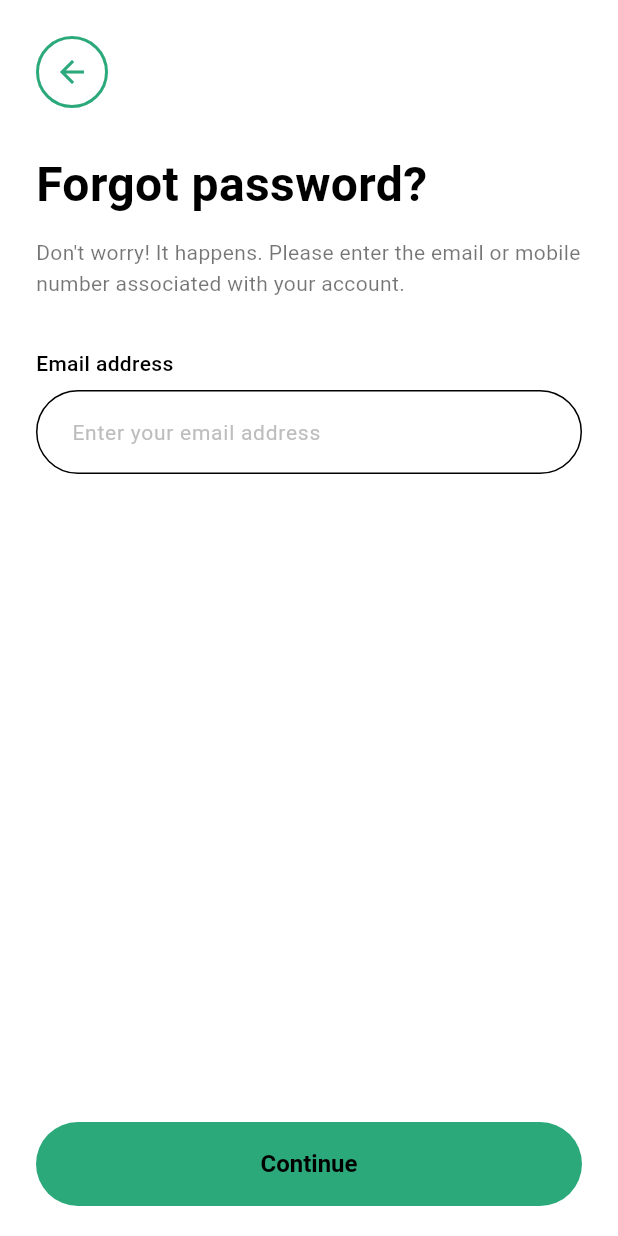
After one commit to Luisnefelibato/Forever_Front, a Flutter app: the ForgotPasswordEmailPage screen opened by its route, on a phone screen of 412 x 824 dp. The commit adds this screen. Run offline on Flutter 3.47's test engine with Material 3 defaults, Android fonts, the light colour scheme and no system bars; our stand-ins replace dio, equatable, flutter_bloc, flutter_dotenv, get_it, injectable and 2 more; Roboto replaces fonts that are missing (Delight).

Commit message:
feat(auth): implement forgot password flow with email and OTP verification
- Add forgot_password_email_page.dart with email/phone input validation
- Add forgot_password_code_page.dart with 5-digit OTP input
- Implement countdown timer (20s) with resend code functionality
- Add error states (red borders + error message) and success state (green borders + 'Approved!')
- Auto-focus and auto-advance between OTP input fields
- Use Delight font family throughout all screens
- Add routes /forgot-password and /forgot-password-code to main.dart
- Create FORGOT_PASSWORD_INTEGRATION.md with SendGrid/Twilio backend integration guide

Design specs:
- Primary green color: #2CA97B for buttons, borders, success states
- Error red: #E53935 for validation errors
- Circular back button with green border
- Continue button fixed at bottom of screen
- Pink error alert box with icon and message
- 5 circular OTP input fields with dynamic borders

Ready for backend integration with SendGrid email delivery.

```diff
--- /dev/null
+++ b/lib/features/auth/presentation/pages/forgot_password_email_page.dart
@@ -0,0 +1,299 @@
+import 'package:flutter/material.dart';
+
+/// Forgot Password - Email Entry Screen
+///
+/// Design Specifications:
+/// - Background: White (#FFFFFF)
+/// - Back button: Top left circular with green border #2CA97B
+/// - Title: "Forgot password?" (Bold, Black)
+/// - Subtitle: "Don't worry! It happens. Please enter the email or mobile number associated with your account."
+/// - Input field: Rounded with black border (red when error)
+/// - Continue button: Green #2CA97B, full width, positioned at bottom
+/// - Error state: Pink background alert with red icon
+///
+/// Validations:
+/// - Email/Phone: Required, valid format
+/// - Shows error alert if empty on submit
+class ForgotPasswordEmailPage extends StatefulWidget {
+  const ForgotPasswordEmailPage({super.key});
+
+  @override
+  State<ForgotPasswordEmailPage> createState() => _ForgotPasswordEmailPageState();
+}
+
+class _ForgotPasswordEmailPageState extends State<ForgotPasswordEmailPage> {
+  final _formKey = GlobalKey<FormState>();
+  final _emailController = TextEditingController();
+
+  bool _showError = false;
+  String _errorMessage = '';
+
+  // Color constants
+  static const Color _primaryGreen = Color(0xFF2CA97B);
+  static const Color _errorRed = Color(0xFFE53935);
+  static const Color _errorBackground = Color(0xFFFFEBEE);
+
+  @override
+  void dispose() {
+    _emailController.dispose();
+    super.dispose();
+  }
+
+  void _handleContinue() {
+    setState(() {
+      _showError = false;
+    });
+
+    // Check if field is empty
+    if (_emailController.text.trim().isEmpty) {
+      setState(() {
+        _showError = true;
+        _errorMessage = 'Complete one of the fields to continue';
+      });
+      return;
+    }
+
+    // Validate format
+    if (_formKey.currentState!.validate()) {
+      final email = _emailController.text.trim();
+
+      // TODO: Implement actual API call to send recovery code
+      // For now, navigate to code entry screen
+      Navigator.pushNamed(
+        context,
+        '/forgot-password-code',
+        arguments: {'email': email},
+      );
+    } else {
+      setState(() {
+        _showError = true;
+        _errorMessage = 'Please enter a valid email or phone number';
+      });
+    }
+  }
+
+  String? _validateEmail(String? value) {
+    if (value == null || value.isEmpty) {
+      return 'Email address is required';
+    }
+
+    // Check if it's a phone number (10 digits for Colombian format)
+    final phoneRegex = RegExp(r'^\d{10}$');
+    if (phoneRegex.hasMatch(value)) {
+      return null; // Valid phone number
+    }
+
+    // Check if it's a valid email
+    final emailRegex = RegExp(r'^[\w-\.]+@([\w-]+\.)+[\w-]{2,4}$');
+    if (!emailRegex.hasMatch(value)) {
+      return 'Please enter a valid email or phone number';
+    }
+
+    return null;
+  }
+
+  @override
+  Widget build(BuildContext context) {
+    return Scaffold(
+      backgroundColor: Colors.white,
+      body: SafeArea(
+        child: Column(
+          children: [
+            // Scrollable content area
+            Expanded(
+              child: SingleChildScrollView(
+                padding: const EdgeInsets.all(24.0),
+                child: Form(
+                  key: _formKey,
+                  child: Column(
+                    crossAxisAlignment: CrossAxisAlignment.start,
+                    children: [
+                      // Back button
+                      Container(
+                        width: 48,
+                        height: 48,
+                        decoration: BoxDecoration(
+                          shape: BoxShape.circle,
+                          border: Border.all(color: _primaryGreen, width: 2),
+                        ),
+                        child: IconButton(
+                          icon: const Icon(Icons.arrow_back, color: _primaryGreen),
+                          onPressed: () => Navigator.pop(context),
+                          padding: EdgeInsets.zero,
+                        ),
+                      ),
+
+                      const SizedBox(height: 32),
+
+                      // Title
+                      const Text(
+                        'Forgot password?',
+                        style: TextStyle(
+                          fontFamily: 'Delight',
+                          fontSize: 32,
+                          fontWeight: FontWeight.bold,
+                          color: Colors.black,
+                          height: 1.2,
+                        ),
+                      ),
+
+                      const SizedBox(height: 16),
+
+                      // Subtitle
+                      const Text(
+                        'Don\'t worry! It happens. Please enter the email or mobile number associated with your account.',
+                        style: TextStyle(
+                          fontFamily: 'Delight',
+                          fontSize: 14,
+                          color: Colors.black54,
+                          height: 1.5,
+                        ),
+                      ),
+
+                      const SizedBox(height: 32),
+
+                      // Email address label
+                      const Text(
+                        'Email address',
+                        style: TextStyle(
+                          fontFamily: 'Delight',
+                          fontSize: 14,
+                          fontWeight: FontWeight.w500,
+                          color: Colors.black,
+                        ),
+                      ),
+
+                      const SizedBox(height: 8),
+
+                      // Email input field
+                      TextFormField(
+                        controller: _emailController,
+                        keyboardType: TextInputType.emailAddress,
+                        validator: _validateEmail,
+                        onChanged: (value) {
+                          // Clear error when user starts typing
+                          if (_showError) {
+                            setState(() {
+                              _showError = false;
+                            });
+                          }
+                        },
+                        decoration: InputDecoration(
+                          hintText: 'Enter your email address',
+                          hintStyle: TextStyle(
+                            fontFamily: 'Delight',
+                            color: Colors.grey[400],
+                            fontSize: 14,
+                          ),
+                          filled: true,
+                          fillColor: Colors.white,
+                          contentPadding: const EdgeInsets.symmetric(
+                            horizontal: 20,
+                            vertical: 16,
+                          ),
+                          border: OutlineInputBorder(
+                            borderRadius: BorderRadius.circular(28),
+                            borderSide: const BorderSide(color: Colors.black, width: 1),
+                          ),
+                          enabledBorder: OutlineInputBorder(
+                            borderRadius: BorderRadius.circular(28),
+                            borderSide: BorderSide(
+                              color: _showError ? _errorRed : Colors.black,
+                              width: 1,
+                            ),
+                          ),
+                          focusedBorder: OutlineInputBorder(
+                            borderRadius: BorderRadius.circular(28),
+                            borderSide: BorderSide(
+                              color: _showError ? _errorRed : _primaryGreen,
+                              width: 2,
+                            ),
+                          ),
+                          errorBorder: OutlineInputBorder(
+                            borderRadius: BorderRadius.circular(28),
+                            borderSide: const BorderSide(color: _errorRed, width: 1),
+                          ),
+                          focusedErrorBorder: OutlineInputBorder(
+                            borderRadius: BorderRadius.circular(28),
+                            borderSide: const BorderSide(color: _errorRed, width: 2),
+                          ),
+                          errorStyle: const TextStyle(height: 0, fontSize: 0),
+                        ),
+                      ),
+
+                      const SizedBox(height: 16),
+
+                      // Error message alert box
+                      if (_showError)
+                        Container(
+                          padding: const EdgeInsets.symmetric(
+                            horizontal: 16,
+                            vertical: 14,
+                          ),
+                          decoration: BoxDecoration(
+                            color: _errorBackground,
+                            border: Border.all(color: _errorRed, width: 1),
+                            borderRadius: BorderRadius.circular(36),
+                          ),
+                          child: Row(
+                            children: [
+                              Icon(
+                                Icons.error_outline,
+                                color: _errorRed,
+                                size: 24,
+                              ),
+                              const SizedBox(width: 12),
+                              Expanded(
+                                child: Text(
+                                  _errorMessage,
+                                  style: TextStyle(
+                                    fontFamily: 'Delight',
+                                    fontSize: 14,
+                                    color: Colors.red[900],
+                                    height: 1.4,
+                                  ),
+                                ),
+                              ),
+                            ],
+                          ),
+                        ),
+                    ],
+                  ),
+                ),
+              ),
+            ),
+
+            // Continue button - Fixed at bottom
+            Container(
+              padding: const EdgeInsets.fromLTRB(24, 0, 24, 20),
+              child: SizedBox(
+                width: double.infinity,
+                height: 56,
+                child: ElevatedButton(
+                  onPressed: _handleContinue,
+                  style: ElevatedButton.styleFrom(
+                    backgroundColor: _primaryGreen,
+                    foregroundColor: Colors.white,
+                    shape: RoundedRectangleBorder(
+                      borderRadius: BorderRadius.circular(28),
+                    ),
+                    elevation: 0,
+                  ),
+                  child: const Text(
+                    'Continue',
+                    style: TextStyle(
+                      fontFamily: 'Delight',
+                      fontSize: 16,
+                      color: Colors.black,
+                      fontWeight: FontWeight.w600,
+                    ),
+                  ),
+                ),
+              ),
+            ),
+          ],
+        ),
+      ),
+    );
+  }
+}
--- a/lib/main.dart
+++ b/lib/main.dart
@@ -13,6 +13,8 @@ import 'features/onboarding/presentation/pages/intro_page_3.dart';
 import 'features/onboarding/presentation/pages/permissions_page.dart';
 import 'features/auth/presentation/pages/welcome_page.dart';
 import 'features/auth/presentation/pages/login_page.dart';
+import 'features/auth/presentation/pages/forgot_password_email_page.dart';
+import 'features/auth/presentation/pages/forgot_password_code_page.dart';
 
 void main() async {
   WidgetsFlutterBinding.ensureInitialized();
@@ -59,7 +61,20 @@ class MyApp extends StatelessWidget {
         '/permissions': (context) => const PermissionsPage(),
         '/welcome': (context) => const WelcomePage(),
         '/login': (context) => const LoginPage(),
+        '/forgot-password': (context) => const ForgotPasswordEmailPage(),
         '/home': (context) => const PlaceholderScreen(),
+      },
+      onGenerateRoute: (settings) {
+        // Handle routes with arguments
+        if (settings.name == '/forgot-password-code') {
+          final args = settings.arguments as Map<String, dynamic>?;
+          return MaterialPageRoute(
+            builder: (context) => ForgotPasswordCodePage(
+              email: args?['email'] ?? '',
+            ),
+          );
+        }
+        return null;
       },
     );
 }
```
Also changed, not shown: lib/features/auth/presentation/pages/forgot_password_code_page.dart (added, +360 -0 lines), 1 other file.
